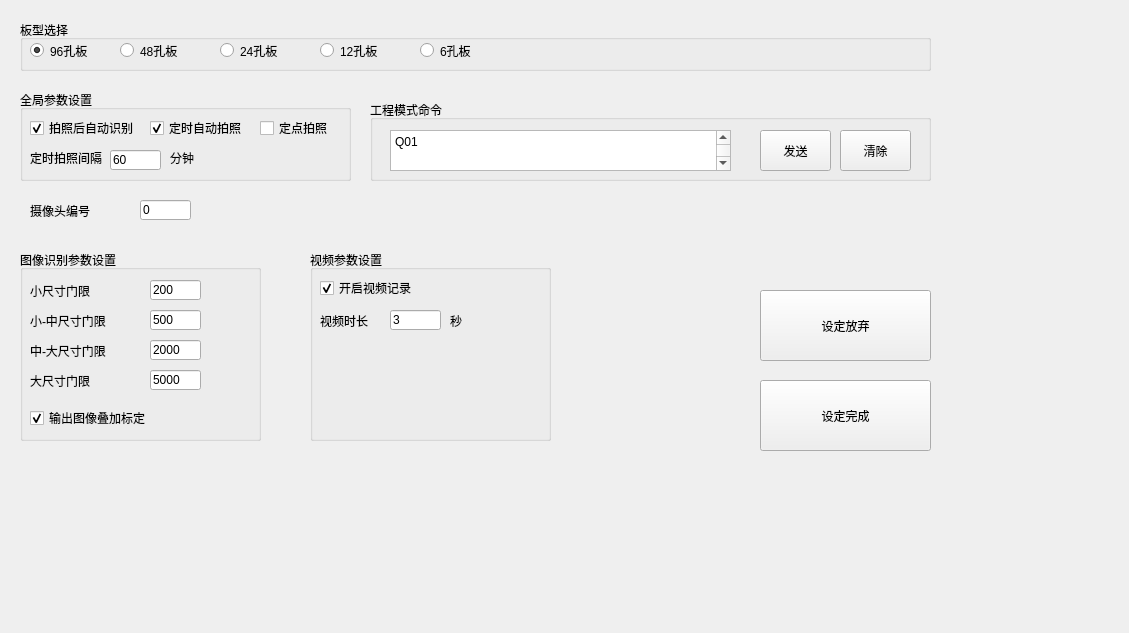
Before: the Qt Designer form cebs/form_qt/cebsGparForm.ui in Baxianxiahai/med, drawn with Qt 5.
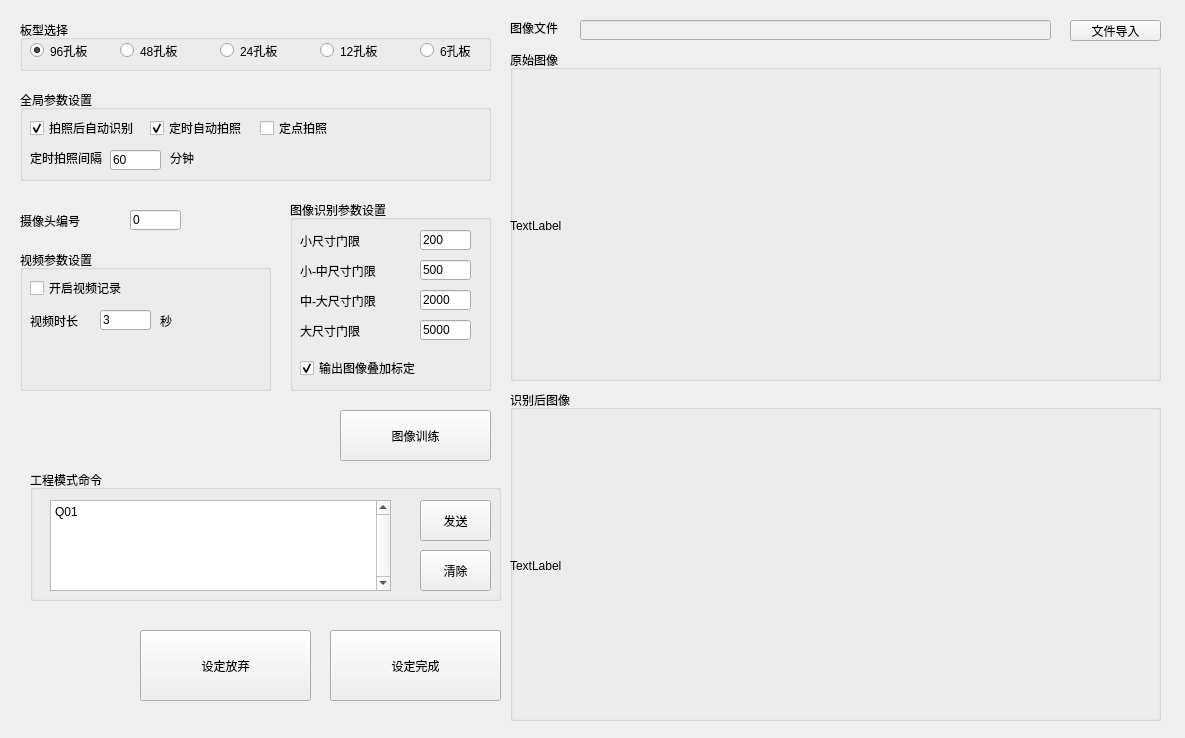
After: the same form once the commit is applied.

Diff of the .ui file:
```diff
--- a/cebs/form_qt/cebsGparForm.ui
+++ b/cebs/form_qt/cebsGparForm.ui
@@ -6,8 +6,8 @@
    <rect>
     <x>0</x>
     <y>0</y>
-    <width>1129</width>
-    <height>633</height>
+    <width>1185</width>
+    <height>738</height>
    </rect>
   </property>
   <property name="windowTitle">
@@ -18,7 +18,7 @@
     <rect>
      <x>20</x>
      <y>90</y>
-     <width>331</width>
+     <width>471</width>
      <height>91</height>
     </rect>
    </property>
@@ -116,9 +116,9 @@
   <widget class="QGroupBox" name="groupBox_gpar_pic">
    <property name="geometry">
     <rect>
-     <x>20</x>
-     <y>250</y>
-     <width>241</width>
+     <x>290</x>
+     <y>200</y>
+     <width>201</width>
      <height>191</height>
     </rect>
    </property>
@@ -249,8 +249,8 @@
   <widget class="QPushButton" name="pushButton_ctrl_compl">
    <property name="geometry">
     <rect>
-     <x>760</x>
-     <y>380</y>
+     <x>330</x>
+     <y>630</y>
      <width>171</width>
      <height>71</height>
     </rect>
@@ -262,10 +262,10 @@
   <widget class="QGroupBox" name="groupBox_eng">
    <property name="geometry">
     <rect>
-     <x>370</x>
-     <y>100</y>
-     <width>561</width>
-     <height>81</height>
+     <x>30</x>
+     <y>470</y>
+     <width>471</width>
+     <height>131</height>
     </rect>
    </property>
    <property name="title">
@@ -277,7 +277,7 @@
       <x>20</x>
       <y>30</y>
       <width>341</width>
-      <height>41</height>
+      <height>91</height>
      </rect>
     </property>
     <property name="mouseTracking">
@@ -331,8 +331,8 @@
    <widget class="QPushButton" name="pushButton_eng_clear">
     <property name="geometry">
      <rect>
-      <x>470</x>
-      <y>30</y>
+      <x>390</x>
+      <y>80</y>
       <width>71</width>
       <height>41</height>
      </rect>
@@ -345,8 +345,8 @@
   <widget class="QPushButton" name="pushButton_ctrl_giveup">
    <property name="geometry">
     <rect>
-     <x>760</x>
-     <y>290</y>
+     <x>140</x>
+     <y>630</y>
      <width>171</width>
      <height>71</height>
     </rect>
@@ -358,8 +358,8 @@
   <widget class="QLineEdit" name="lineEdit_gpar_camera_nbr">
    <property name="geometry">
     <rect>
-     <x>140</x>
-     <y>200</y>
+     <x>130</x>
+     <y>210</y>
      <width>51</width>
      <height>20</height>
     </rect>
@@ -371,8 +371,8 @@
   <widget class="QLabel" name="label_gpar_camera_nbr">
    <property name="geometry">
     <rect>
-     <x>30</x>
-     <y>200</y>
+     <x>20</x>
+     <y>210</y>
      <width>111</width>
      <height>21</height>
     </rect>
@@ -384,10 +384,10 @@
   <widget class="QGroupBox" name="groupBox_gpar_video">
    <property name="geometry">
     <rect>
-     <x>310</x>
+     <x>20</x>
      <y>250</y>
-     <width>241</width>
-     <height>191</height>
+     <width>251</width>
+     <height>141</height>
     </rect>
    </property>
    <property name="title">
@@ -431,9 +431,12 @@
     <property name="text">
      <string>开启视频记录</string>
     </property>
-    <property name="checked">
+    <property name="checkable">
      <bool>true</bool>
     </property>
+    <property name="checked">
+     <bool>false</bool>
+    </property>
    </widget>
    <widget class="QLabel" name="label_gpar_video_sec">
     <property name="geometry">
@@ -454,7 +457,7 @@
     <rect>
      <x>20</x>
      <y>20</y>
-     <width>911</width>
+     <width>471</width>
      <height>51</height>
     </rect>
    </property>
@@ -542,6 +545,110 @@
     </property>
    </widget>
   </widget>
+  <widget class="QGroupBox" name="groupBox_gpar_pic_origin">
+   <property name="geometry">
+    <rect>
+     <x>510</x>
+     <y>50</y>
+     <width>651</width>
+     <height>331</height>
+    </rect>
+   </property>
+   <property name="title">
+    <string>原始图像</string>
+   </property>
+   <widget class="QLabel" name="label_gpar_pic_origin_fill">
+    <property name="geometry">
+     <rect>
+      <x>0</x>
+      <y>20</y>
+      <width>651</width>
+      <height>311</height>
+     </rect>
+    </property>
+    <property name="text">
+     <string>TextLabel</string>
+    </property>
+   </widget>
+  </widget>
+  <widget class="QGroupBox" name="groupBox_gpar_pic_cfy">
+   <property name="geometry">
+    <rect>
+     <x>510</x>
+     <y>390</y>
+     <width>651</width>
+     <height>331</height>
+    </rect>
+   </property>
+   <property name="title">
+    <string>识别后图像</string>
+   </property>
+   <widget class="QLabel" name="label_gpar_pic_cfy_fill">
+    <property name="geometry">
+     <rect>
+      <x>0</x>
+      <y>20</y>
+      <width>651</width>
+      <height>311</height>
+     </rect>
+    </property>
+    <property name="text">
+     <string>TextLabel</string>
+    </property>
+   </widget>
+  </widget>
+  <widget class="QPushButton" name="pushButton_gpar_pic_file_load">
+   <property name="geometry">
+    <rect>
+     <x>1070</x>
+     <y>20</y>
+     <width>91</width>
+     <height>21</height>
+    </rect>
+   </property>
+   <property name="text">
+    <string>文件导入</string>
+   </property>
+  </widget>
+  <widget class="QLineEdit" name="lineEdit_gpar_pic_file_load">
+   <property name="enabled">
+    <bool>false</bool>
+   </property>
+   <property name="geometry">
+    <rect>
+     <x>580</x>
+     <y>20</y>
+     <width>471</width>
+     <height>20</height>
+    </rect>
+   </property>
+  </widget>
+  <widget class="QLabel" name="label_gpar_pic_file_load">
+   <property name="geometry">
+    <rect>
+     <x>510</x>
+     <y>20</y>
+     <width>51</width>
+     <height>16</height>
+    </rect>
+   </property>
+   <property name="text">
+    <string>图像文件</string>
+   </property>
+  </widget>
+  <widget class="QPushButton" name="pushButton_gpar_pic_classify">
+   <property name="geometry">
+    <rect>
+     <x>340</x>
+     <y>410</y>
+     <width>151</width>
+     <height>51</height>
+    </rect>
+   </property>
+   <property name="text">
+    <string>图像训练</string>
+   </property>
+  </widget>
  </widget>
  <resources/>
  <connections>
```
Left out of the diff: 50 changed lines with no effect on the pictures.
